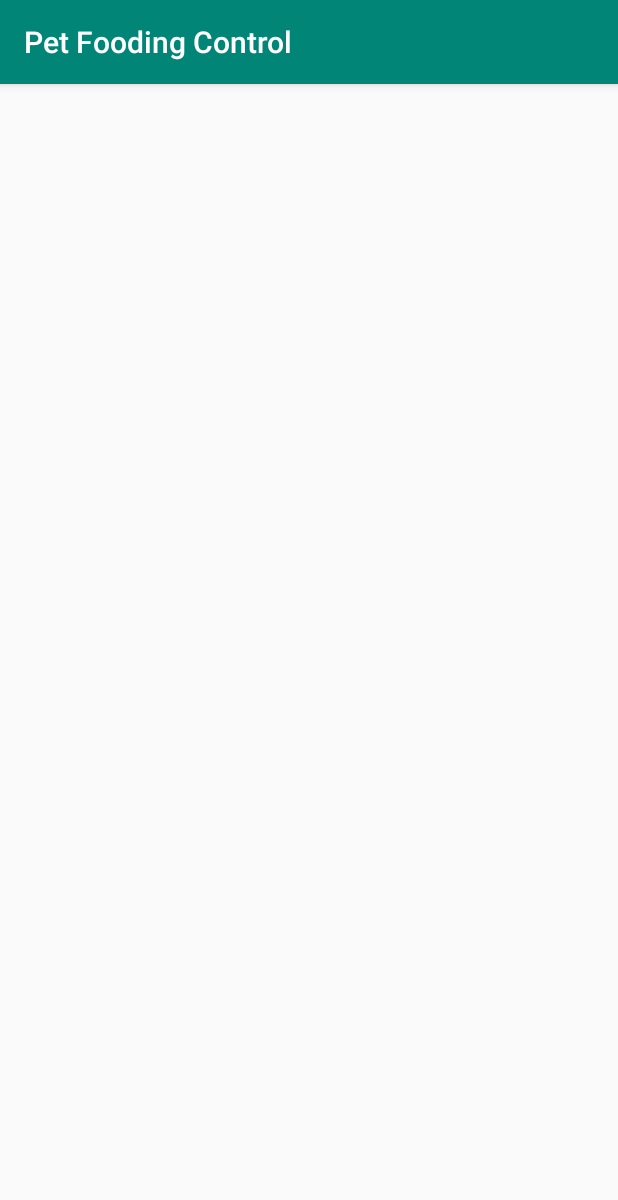
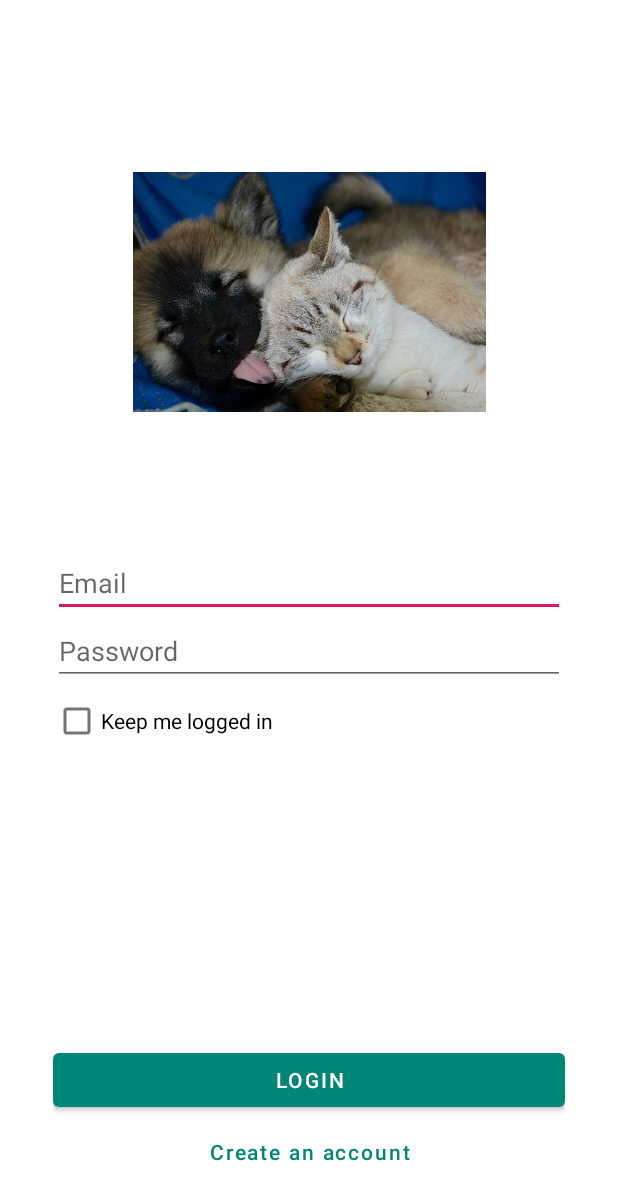
Before and after one commit to jeromebrenier/SMB116, an Android app: the screen it shows after launch (HomeActivity before the commit, LoginActivity after it), on a phone screen of 412 x 824 dp. Shown: the top 1200 px of the screen. Run offline under Robolectric (Android 15) with nearby library versions, the phone set to English and light mode, and no system bars.

Commit message:
new project init

```diff
--- a/Petfoodingcontrol/app/build.gradle
+++ b/Petfoodingcontrol/app/build.gradle
@@ -21,9 +21,12 @@ android {
 
 dependencies {
     implementation fileTree(dir: 'libs', include: ['*.jar'])
-    implementation 'androidx.appcompat:appcompat:1.1.0'
+    implementation 'androidx.appcompat:appcompat:1.0.2'
+    implementation 'com.google.android.material:material:1.1.0-beta02'
     implementation 'androidx.constraintlayout:constraintlayout:1.1.3'
+    implementation 'androidx.legacy:legacy-support-v4:1.0.0'
+    implementation 'androidx.lifecycle:lifecycle-extensions:2.0.0'
     testImplementation 'junit:junit:4.12'
-    androidTestImplementation 'androidx.test.ext:junit:1.1.1'
-    androidTestImplementation 'androidx.test.espresso:espresso-core:3.2.0'
+    androidTestImplementation 'androidx.test.ext:junit:1.1.0'
+    androidTestImplementation 'androidx.test.espresso:espresso-core:3.1.1'
 }
--- a/Petfoodingcontrol/app/src/main/AndroidManifest.xml
+++ b/Petfoodingcontrol/app/src/main/AndroidManifest.xml
@@ -9,7 +9,12 @@
         android:roundIcon="@mipmap/ic_launcher_round"
         android:supportsRtl="true"
         android:theme="@style/AppTheme">
-        <activity android:name=".ui.activities.HomeActivity">
+        <activity
+            android:name=".ui.activities.LoginActivity"
+            android:theme="@style/AppThemeNoAppBar"
+            >
+        </activity>
+        <activity android:name=".ui.activities.MainActivity">
             <intent-filter>
                 <action android:name="android.intent.action.MAIN" />
 
--- a/Petfoodingcontrol/app/src/main/java/fr/jbrenier/petfoodingcontrol/Main2Activity.java
+++ /dev/null
@@ -1,14 +0,0 @@
-package fr.jbrenier.petfoodingcontrol;
-
-import androidx.appcompat.app.AppCompatActivity;
-
-import android.os.Bundle;
-
-public class Main2Activity extends AppCompatActivity {
-
-    @Override
-    protected void onCreate(Bundle savedInstanceState) {
-        super.onCreate(savedInstanceState);
-        setContentView(R.layout.activity_main2);
-    }
-}
--- a/Petfoodingcontrol/app/src/main/java/fr/jbrenier/petfoodingcontrol/ui/activities/HomeActivity.java
+++ /dev/null
@@ -1,14 +0,0 @@
-package fr.jbrenier.petfoodingcontrol.ui.activities;
-
-import androidx.appcompat.app.AppCompatActivity;
-
-import android.os.Bundle;
-
-public class HomeActivity extends AppCompatActivity {
-
-    @Override
-    protected void onCreate(Bundle savedInstanceState) {
-        super.onCreate(savedInstanceState);
-        setContentView(R.layout.activity_home);
-    }
-}
--- /dev/null
+++ b/Petfoodingcontrol/app/src/main/java/fr/jbrenier/petfoodingcontrol/ui/activities/LoginActivity.java
@@ -0,0 +1,32 @@
+package fr.jbrenier.petfoodingcontrol.ui.activities;
+
+import androidx.appcompat.app.AppCompatActivity;
+import androidx.fragment.app.Fragment;
+import androidx.fragment.app.FragmentManager;
+import androidx.fragment.app.FragmentTransaction;
+
+import android.os.Bundle;
+
+import fr.jbrenier.petfoodingcontrol.R;
+import fr.jbrenier.petfoodingcontrol.ui.fragments.LoginFieldsFragment;
+
+public class LoginActivity extends AppCompatActivity {
+
+    @Override
+    protected void onCreate(Bundle savedInstanceState) {
+        super.onCreate(savedInstanceState);
+        setContentView(R.layout.activity_login);
+        loadFragment(new LoginFieldsFragment());
+    }
+
+    /**
+     * Charge le fragment passé en paramètre
+     * @param fragment à charger
+     */
+    private void loadFragment(Fragment fragment) {
+        FragmentManager fm = getSupportFragmentManager();
+        FragmentTransaction fragmentTransaction = fm.beginTransaction();
+        fragmentTransaction.replace(R.id.frameLayout, fragment);
+        fragmentTransaction.commit();
+    }
+}
--- /dev/null
+++ b/Petfoodingcontrol/app/src/main/java/fr/jbrenier/petfoodingcontrol/ui/activities/MainActivity.java
@@ -0,0 +1,25 @@
+package fr.jbrenier.petfoodingcontrol.ui.activities;
+
+import androidx.appcompat.app.AppCompatActivity;
+
+import android.content.Intent;
+import android.os.Bundle;
+
+import fr.jbrenier.petfoodingcontrol.R;
+
+public class MainActivity extends AppCompatActivity {
+
+    private static final int LOGIN_REQUEST = 1;
+
+    @Override
+    protected void onCreate(Bundle savedInstanceState) {
+        super.onCreate(savedInstanceState);
+        setContentView(R.layout.activity_main);
+        launchLoginActivity();
+    }
+
+    private void launchLoginActivity() {
+        Intent loginActivityIntent = new Intent(this, LoginActivity.class);
+        startActivityForResult(loginActivityIntent, LOGIN_REQUEST);
+    }
+}
--- /dev/null
+++ b/Petfoodingcontrol/app/src/main/java/fr/jbrenier/petfoodingcontrol/ui/fragments/LoginFieldsFragment.java
@@ -0,0 +1,38 @@
+package fr.jbrenier.petfoodingcontrol.ui.fragments;
+
+import androidx.lifecycle.ViewModelProviders;
+
+import android.os.Bundle;
+
+import androidx.annotation.NonNull;
+import androidx.annotation.Nullable;
+import androidx.fragment.app.Fragment;
+
+import android.view.LayoutInflater;
+import android.view.View;
+import android.view.ViewGroup;
+
+import fr.jbrenier.petfoodingcontrol.R;
+
+public class LoginFieldsFragment extends Fragment {
+
+    private LoginFieldsViewModel mViewModel;
+
+    public static LoginFieldsFragment newInstance() {
+        return new LoginFieldsFragment();
+    }
+
+    @Override
+    public View onCreateView(@NonNull LayoutInflater inflater, @Nullable ViewGroup container,
+                             @Nullable Bundle savedInstanceState) {
+        return inflater.inflate(R.layout.login_fields_fragment, container, false);
+    }
+
+    @Override
+    public void onActivityCreated(@Nullable Bundle savedInstanceState) {
+        super.onActivityCreated(savedInstanceState);
+        mViewModel = ViewModelProviders.of(this).get(LoginFieldsViewModel.class);
+        // TODO: Use the ViewModel
+    }
+
+}
--- /dev/null
+++ b/Petfoodingcontrol/app/src/main/java/fr/jbrenier/petfoodingcontrol/ui/fragments/LoginFieldsViewModel.java
@@ -0,0 +1,7 @@
+package fr.jbrenier.petfoodingcontrol.ui.fragments;
+
+import androidx.lifecycle.ViewModel;
+
+public class LoginFieldsViewModel extends ViewModel {
+    // TODO: Implement the ViewModel
+}
--- a/Petfoodingcontrol/app/src/main/res/layout/activity_home.xml
+++ /dev/null
@@ -1,9 +0,0 @@
-<?xml version="1.0" encoding="utf-8"?>
-<androidx.constraintlayout.widget.ConstraintLayout xmlns:android="http://schemas.android.com/apk/res/android"
-    xmlns:app="http://schemas.android.com/apk/res-auto"
-    xmlns:tools="http://schemas.android.com/tools"
-    android:layout_width="match_parent"
-    android:layout_height="match_parent"
-    tools:context=".ui.activities.HomeActivity">
-
-</androidx.constraintlayout.widget.ConstraintLayout>
--- /dev/null
+++ b/Petfoodingcontrol/app/src/main/res/layout/activity_login.xml
@@ -0,0 +1,28 @@
+<?xml version="1.0" encoding="utf-8"?>
+<androidx.constraintlayout.widget.ConstraintLayout xmlns:android="http://schemas.android.com/apk/res/android"
+    xmlns:app="http://schemas.android.com/apk/res-auto"
+    xmlns:tools="http://schemas.android.com/tools"
+    android:layout_width="match_parent"
+    android:layout_height="match_parent"
+    tools:context=".ui.activities.LoginActivity">
+
+    <FrameLayout
+        android:id="@+id/frameLayout"
+        android:layout_width="341dp"
+        android:layout_height="426dp"
+        android:layout_marginBottom="32dp"
+        app:layout_constraintBottom_toBottomOf="parent"
+        app:layout_constraintEnd_toEndOf="parent"
+        app:layout_constraintStart_toStartOf="parent" />
+
+    <ImageView
+        android:id="@+id/image_illustration_main"
+        android:layout_width="235dp"
+        android:layout_height="160dp"
+        app:layout_constraintBottom_toTopOf="@+id/frameLayout"
+        app:layout_constraintEnd_toEndOf="parent"
+        app:layout_constraintStart_toStartOf="parent"
+        app:layout_constraintTop_toTopOf="parent"
+        app:layout_constraintVertical_bias="0.556"
+        app:srcCompat="@drawable/dogcat" />
+</androidx.constraintlayout.widget.ConstraintLayout>
--- /dev/null
+++ b/Petfoodingcontrol/app/src/main/res/layout/activity_main.xml
@@ -0,0 +1,18 @@
+<?xml version="1.0" encoding="utf-8"?>
+<androidx.constraintlayout.widget.ConstraintLayout xmlns:android="http://schemas.android.com/apk/res/android"
+    xmlns:app="http://schemas.android.com/apk/res-auto"
+    xmlns:tools="http://schemas.android.com/tools"
+    android:layout_width="match_parent"
+    android:layout_height="match_parent"
+    tools:context=".ui.activities.MainActivity">
+
+    <TextView
+        android:layout_width="wrap_content"
+        android:layout_height="wrap_content"
+        android:text="Hello World!"
+        app:layout_constraintBottom_toBottomOf="parent"
+        app:layout_constraintLeft_toLeftOf="parent"
+        app:layout_constraintRight_toRightOf="parent"
+        app:layout_constraintTop_toTopOf="parent" />
+
+</androidx.constraintlayout.widget.ConstraintLayout>
--- a/Petfoodingcontrol/app/src/main/res/layout/activity_main2.xml
+++ /dev/null
@@ -1,9 +0,0 @@
-<?xml version="1.0" encoding="utf-8"?>
-<androidx.constraintlayout.widget.ConstraintLayout xmlns:android="http://schemas.android.com/apk/res/android"
-    xmlns:app="http://schemas.android.com/apk/res-auto"
-    xmlns:tools="http://schemas.android.com/tools"
-    android:layout_width="match_parent"
-    android:layout_height="match_parent"
-    tools:context=".Main2Activity">
-
-</androidx.constraintlayout.widget.ConstraintLayout>
--- /dev/null
+++ b/Petfoodingcontrol/app/src/main/res/layout/login_fields_fragment.xml
@@ -0,0 +1,48 @@
+<?xml version="1.0" encoding="utf-8"?>
+<RelativeLayout xmlns:android="http://schemas.android.com/apk/res/android"
+    xmlns:tools="http://schemas.android.com/tools"
+    android:layout_width="match_parent"
+    android:layout_height="match_parent"
+    android:orientation="vertical"
+    tools:context=".ui.fragments.LoginFieldsFragment">
+
+    <EditText
+        android:id="@+id/txt_email"
+        android:layout_width="match_parent"
+        android:layout_height="wrap_content"
+        android:ems="10"
+        android:hint="@string/hint_email"
+        android:inputType="textEmailAddress" />
+
+    <EditText
+        android:id="@+id/txt_password"
+        android:layout_width="match_parent"
+        android:layout_height="wrap_content"
+        android:layout_below="@id/txt_email"
+        android:ems="10"
+        android:hint="@string/hint_password"
+        android:inputType="textPassword" />
+
+    <CheckBox
+        android:id="@+id/chk_keep_logged_in"
+        android:layout_width="match_parent"
+        android:layout_height="wrap_content"
+        android:layout_below="@id/txt_password"
+        android:text="@string/checkbox_keep_login" />
+
+    <Button
+        android:id="@+id/btn_login"
+        android:layout_width="match_parent"
+        android:layout_height="wrap_content"
+        android:layout_above="@id/btn_account_creation"
+        android:text="@string/btn_login_action" />
+
+    <Button
+        android:id="@+id/btn_account_creation"
+        style="@style/Widget.MaterialComponents.Button.TextButton"
+        android:layout_width="match_parent"
+        android:layout_height="wrap_content"
+        android:layout_alignParentBottom="true"
+        android:text="@string/btn_create_account"
+        android:textAllCaps="false" />
+</RelativeLayout>
--- a/Petfoodingcontrol/app/src/main/res/values/strings.xml
+++ b/Petfoodingcontrol/app/src/main/res/values/strings.xml
@@ -1,3 +1,8 @@
 <resources>
     <string name="app_name">Pet Fooding Control</string>
+    <string name="hint_email">Email</string>
+    <string name="hint_password">Password</string>
+    <string name="btn_login_action">Login</string>
+    <string name="checkbox_keep_login">Keep me logged in</string>
+    <string name="btn_create_account">Create an account</string>
 </resources>
--- a/Petfoodingcontrol/app/src/main/res/values/styles.xml
+++ b/Petfoodingcontrol/app/src/main/res/values/styles.xml
@@ -1,11 +1,17 @@
 <resources>
 
     <!-- Base application theme. -->
-    <style name="AppTheme" parent="Theme.AppCompat.Light.DarkActionBar">
+    <style name="AppTheme" parent="Theme.MaterialComponents.DayNight">
         <!-- Customize your theme here. -->
         <item name="colorPrimary">@color/colorPrimary</item>
         <item name="colorPrimaryDark">@color/colorPrimaryDark</item>
         <item name="colorAccent">@color/colorAccent</item>
     </style>
 
+    <style name="AppThemeNoAppBar" parent="Theme.MaterialComponents.DayNight.NoActionBar">
+        <!-- Customize your theme here. -->
+        <item name="colorPrimary">@color/colorPrimary</item>
+        <item name="colorPrimaryDark">@color/colorPrimaryDark</item>
+        <item name="colorAccent">@color/colorAccent</item>
+    </style>
 </resources>
```
Also changed, not shown: Petfoodingcontrol/app/src/main/res/drawable-v24/dogcat.png (added), Petfoodingcontrol/gradle/wrapper/gradle-wrapper.properties.
